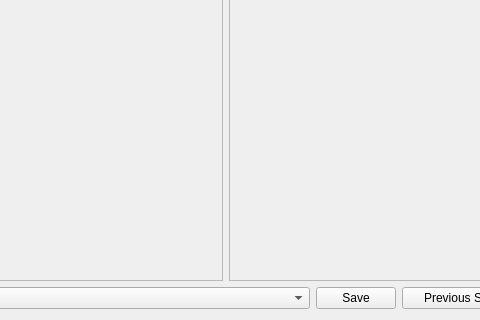
The window that labelSys/ui/compareWidget.ui (MenxLi/LabelSys) describes before a commit, drawn with Qt 5; both pictures show x 334 to 814 and y 241 to 561 of the 1119 by 561 pixel window.
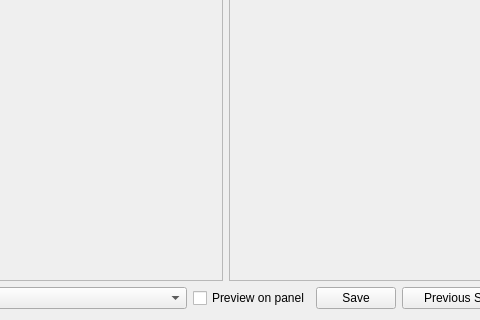
The same window after the commit.

The edit to the form file:
```diff
--- a/labelSys/ui/compareWidget.ui
+++ b/labelSys/ui/compareWidget.ui
@@ -56,6 +56,19 @@
        </property>
       </widget>
      </item>
+     <item>
+      <widget class="QCheckBox" name="check_preview">
+       <property name="sizePolicy">
+        <sizepolicy hsizetype="Fixed" vsizetype="Fixed">
+         <horstretch>0</horstretch>
+         <verstretch>0</verstretch>
+        </sizepolicy>
+       </property>
+       <property name="text">
+        <string>Preview on panel</string>
+       </property>
+      </widget>
+     </item>
      <item>
       <widget class="QPushButton" name="btn_save">
        <property name="sizePolicy">
```
